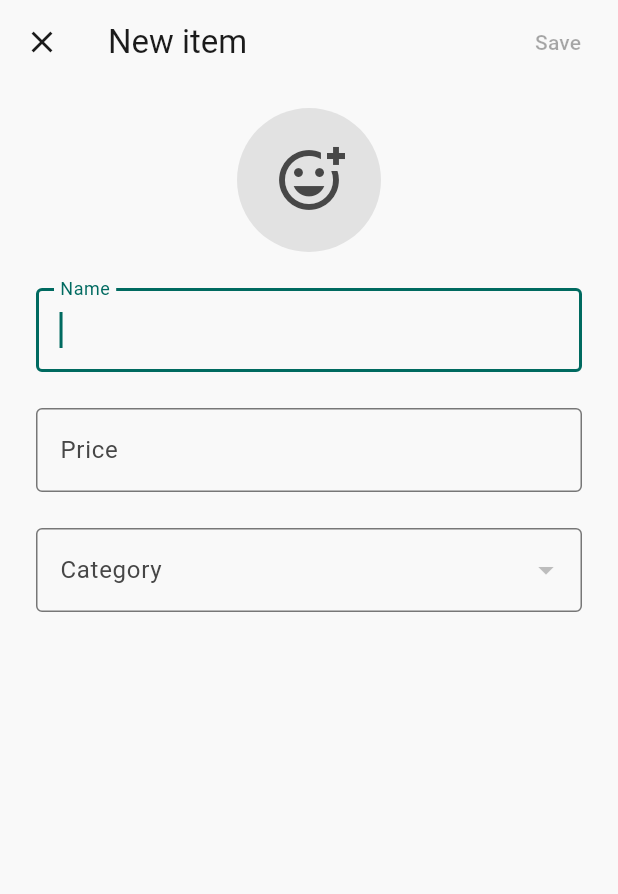
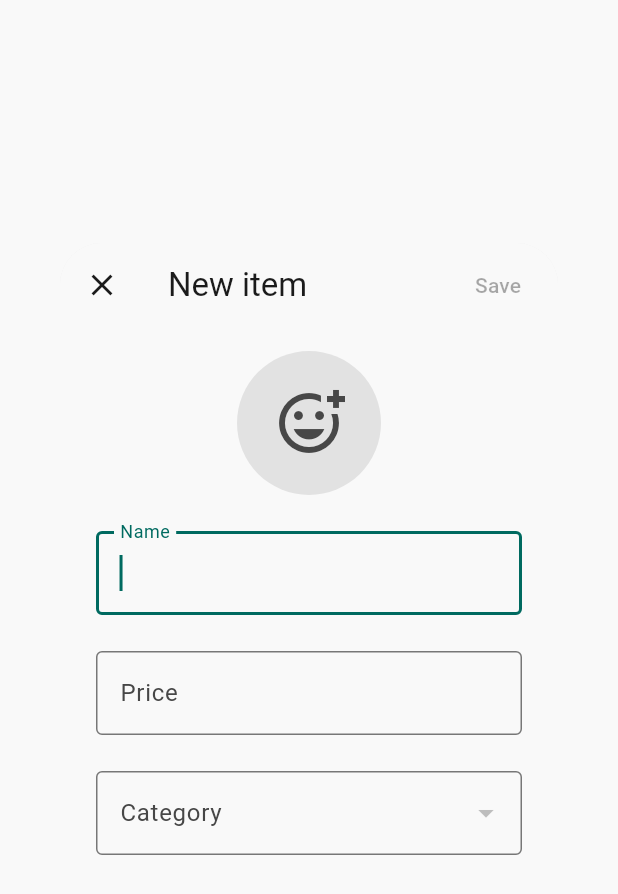
Before and after one commit to Joris-Peeters/Paat-s-Dranklijst, a Flutter app: the ItemEditDialog widget shown alone on an empty page, opened directly, on a phone screen of 412 x 824 dp. Shown: the top 894 px of the screen. Run offline on Flutter 3.47's test engine with Material 3 defaults, Android fonts, the phone set to English and light mode, and no system bars; our stand-ins replace camera, drift, drift_flutter, emoji_picker_flutter, fl_chart, shared_preferences; missing offline and left inert: qr, screen_brightness; accounts and stored records are empty; generated files the repository leaves out were written again.

Commit message:
Make edit dialogs not be fullscreen.

```diff
--- /dev/null
+++ b/lib/widgets/editor_dialog.dart
@@ -0,0 +1,58 @@
+import 'package:flutter/material.dart';
+
+import '../l10n/app_localizations.dart';
+
+/// The frame both editors sit in: a dialog with a close button and one Save
+/// action, opened with `showDialog` and awaited.
+///
+/// A Scaffold in a capped box rather than an `AlertDialog`, because these forms
+/// are tall: a colour palette, a dropdown and a keyboard need a body that
+/// scrolls. The Scaffold fills whatever it is allowed, hence the fixed cap.
+class EditorDialog extends StatelessWidget {
+  const EditorDialog({
+    super.key,
+    required this.title,
+    required this.onSave,
+    required this.child,
+  });
+
+  final String title;
+
+  /// Null disables the Save action, which is how an incomplete form is
+  /// refused: nothing to dismiss, nothing to explain.
+  final VoidCallback? onSave;
+
+  final Widget child;
+
+  @override
+  Widget build(BuildContext context) {
+    final l10n = AppLocalizations.of(context);
+
+    return Dialog(
+      clipBehavior: Clip.antiAlias,
+      child: ConstrainedBox(
+        constraints: const BoxConstraints(maxWidth: 500, maxHeight: 500),
+        child: Scaffold(
+          appBar: AppBar(
+            leading: IconButton(
+              icon: const Icon(Icons.close),
+              tooltip: l10n.cancel,
+              onPressed: () => Navigator.pop(context),
+            ),
+            title: Text(title),
+            actions: [
+              TextButton(onPressed: onSave, child: Text(l10n.save)),
+              const SizedBox(width: 8),
+            ],
+          ),
+          body: SafeArea(
+            child: SingleChildScrollView(
+              padding: const EdgeInsets.fromLTRB(24, 16, 24, 32),
+              child: child,
+            ),
+          ),
+        ),
+      ),
+    );
+  }
+}
--- a/lib/widgets/full_screen_editor.dart
+++ /dev/null
@@ -1,54 +0,0 @@
-import 'package:flutter/material.dart';
-
-import '../l10n/app_localizations.dart';
-
-/// The frame both editors sit in: a full-screen dialog with a close button and
-/// one Save action.
-///
-/// Full screen rather than an `AlertDialog` because these forms are tall — a
-/// colour palette, a dropdown and a keyboard do not share a phone-sized dialog
-/// well. It is still opened with `showDialog` and awaited like one.
-class FullScreenEditor extends StatelessWidget {
-  const FullScreenEditor({
-    super.key,
-    required this.title,
-    required this.onSave,
-    required this.child,
-  });
-
-  final String title;
-
-  /// Null disables the Save action, which is how an incomplete form is
-  /// refused: nothing to dismiss, nothing to explain.
-  final VoidCallback? onSave;
-
-  final Widget child;
-
-  @override
-  Widget build(BuildContext context) {
-    final l10n = AppLocalizations.of(context);
-
-    return Dialog.fullscreen(
-      child: Scaffold(
-        appBar: AppBar(
-          leading: IconButton(
-            icon: const Icon(Icons.close),
-            tooltip: l10n.cancel,
-            onPressed: () => Navigator.pop(context),
-          ),
-          title: Text(title),
-          actions: [
-            TextButton(onPressed: onSave, child: Text(l10n.save)),
-            const SizedBox(width: 8),
-          ],
-        ),
-        body: SafeArea(
-          child: SingleChildScrollView(
-            padding: const EdgeInsets.fromLTRB(24, 16, 24, 32),
-            child: child,
-          ),
-        ),
-      ),
-    );
-  }
-}
--- a/lib/widgets/item_edit_dialog.dart
+++ b/lib/widgets/item_edit_dialog.dart
@@ -7,8 +7,8 @@ import '../data/database_provider.dart';
 import '../l10n/app_localizations.dart';
 import '../settings/app_settings.dart';
 import '../settings/settings_data.dart';
+import 'editor_dialog.dart';
 import 'emoji_picker_dialog.dart';
-import 'full_screen_editor.dart';
 
 /// Creates or edits one item. Closes on save; the caller's stream updates.
 Future<void> showItemEditDialog(
@@ -110,7 +110,7 @@ class _ItemEditDialogState extends State<ItemEditDialog> {
     final settings = AppSettings.of(context);
     final typed = _price.text.trim();
 
-    return FullScreenEditor(
+    return EditorDialog(
       title: widget.item == null ? l10n.newItem : l10n.editItem,
       onSave: _canSave ? () => unawaited(_save()) : null,
       child: Column(
--- a/lib/widgets/user_edit_dialog.dart
+++ b/lib/widgets/user_edit_dialog.dart
@@ -9,8 +9,8 @@ import '../l10n/app_localizations.dart';
 import '../screens/camera_screen.dart';
 import '../utils/camera_support.dart';
 import '../utils/random_emoji.dart';
+import 'editor_dialog.dart';
 import 'emoji_picker_dialog.dart';
-import 'full_screen_editor.dart';
 import 'palette_picker.dart';
 import 'user_avatar.dart';
 
@@ -175,7 +175,7 @@ class _UserEditDialogState extends State<UserEditDialog> {
       onPressed: () => unawaited(_takePhoto()),
     );
 
-    return FullScreenEditor(
+    return EditorDialog(
       title: widget.user == null ? l10n.newUser : l10n.editUser,
       onSave: _canSave ? () => unawaited(_save()) : null,
       child: Column(
```
Also changed, not shown: 1 other file.
